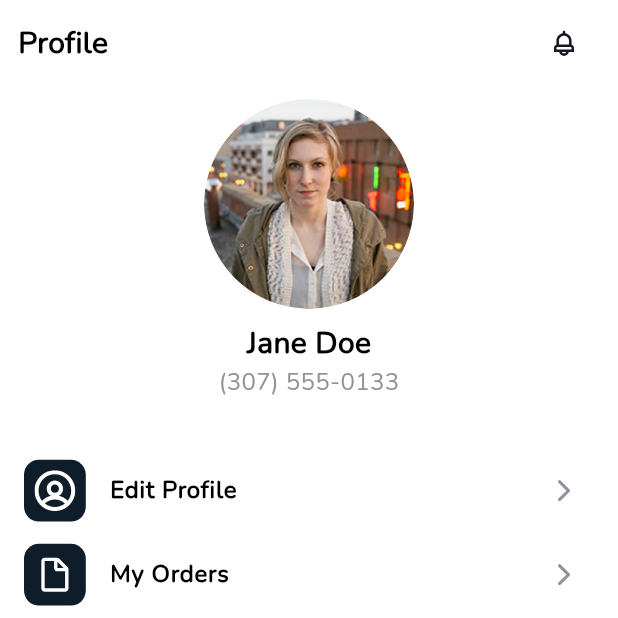
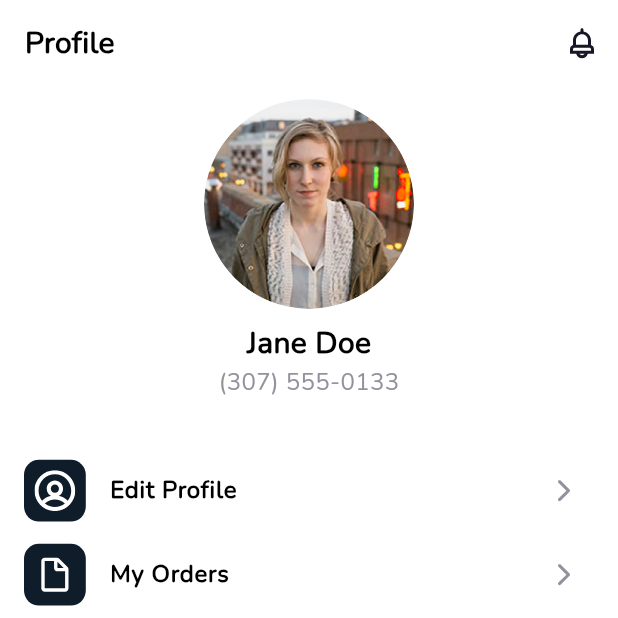
Before and after one commit to ilyosyusuf/organico, a Flutter app: the ProfileView screen opened directly, on a phone screen of 412 x 824 dp, the top half of it. Run offline on Flutter 3.47's test engine with Material 2 defaults, Android fonts, the light colour scheme and no system bars; our stand-ins replace flutter_bloc, flutter_svg, intl_phone_field.

Commit message:
unnecessary appbar widget was deleted, some bugs were fixed

```diff
--- a/lib/screens/authentication/view/pages/forgot_password_view.dart
+++ b/lib/screens/authentication/view/pages/forgot_password_view.dart
@@ -30,9 +30,9 @@ class ForgotPasswordView extends StatelessWidget {
           children: [
             AppBarWidget(
               text: "Forgot Password",
-              onPressed: () {
+                            leading: IconButton(onPressed: (){
                 dataFonction.changeState(SignInState());
-              },
+              }, icon: IconConst.leftarrow),
             ),
             SingleChildScrollView(
               child: Padding(
--- a/lib/screens/authentication/view/pages/phone_verification.dart
+++ b/lib/screens/authentication/view/pages/phone_verification.dart
@@ -30,9 +30,9 @@ class PhoneVerificationView extends StatelessWidget {
           children: [
             AppBarWidget(
               text: "Phone Verification",
-              onPressed: () {
+                            leading: IconButton(onPressed: (){
                 dataFonction.changeState(SignInState());
-              },
+              }, icon: IconConst.leftarrow),
             ),
             SingleChildScrollView(
               child: Padding(
--- a/lib/screens/authentication/view/pages/reset_password_view.dart
+++ b/lib/screens/authentication/view/pages/reset_password_view.dart
@@ -30,9 +30,9 @@ class ResetPasswordView extends StatelessWidget {
           children: [
             AppBarWidget(
               text: "Reset Password",
-              onPressed: () {
+                            leading: IconButton(onPressed: (){
                 dataFunction.changeState(SignInState());
-              },
+              }, icon: IconConst.leftarrow),
             ),
             Expanded(
               child: SingleChildScrollView(
--- a/lib/screens/authentication/view/pages/sign_up_view.dart
+++ b/lib/screens/authentication/view/pages/sign_up_view.dart
@@ -30,9 +30,9 @@ class SignUpView extends StatelessWidget {
           children: [
             AppBarWidget(
               text: "New Registration",
-              onPressed: () {
+              leading: IconButton(onPressed: (){
                 dataFunction.changeState(PhoneVerifyState());
-              },
+              }, icon: IconConst.leftarrow),
             ),
             Expanded(
               child: SingleChildScrollView(
--- a/lib/screens/home/view/mainview/main_view.dart
+++ b/lib/screens/home/view/mainview/main_view.dart
@@ -7,7 +7,7 @@ import 'package:organico/screens/home/state/home_state.dart';
 import 'package:organico/screens/home/view/pages/cart/cart_view.dart';
 import 'package:organico/screens/home/view/pages/explore/explore_view.dart';
 import 'package:organico/screens/home/view/pages/home/home_view.dart';
-import 'package:organico/screens/home/view/pages/profile/profile_view.dart';
+import 'package:organico/screens/home/view/pages/profile/profilemainview/profile_view.dart';
 import 'package:organico/widgets/tabbar/tabbar_widget.dart';
 
 class MainView extends StatelessWidget {
--- a/lib/screens/home/view/pages/cart/cart_view.dart
+++ b/lib/screens/home/view/pages/cart/cart_view.dart
@@ -6,7 +6,7 @@ import 'package:organico/core/constants/pmconst/pm_const.dart';
 import 'package:organico/core/extensions/context_extension.dart';
 import 'package:organico/core/font/font_style.dart';
 import 'package:organico/services/product_data_service.dart';
-import 'package:organico/widgets/apbar/main_app_bar_widget.dart';
+import 'package:organico/widgets/apbar/app_bar_widget.dart';
 import 'package:organico/widgets/buttons/elevated_button.dart';
 
 class CartView extends StatelessWidget {
@@ -19,7 +19,7 @@ class CartView extends StatelessWidget {
       body: SafeArea(
         child: Column(
           children: [
-            const MainAppBarWidget(text: "My Cart"),
+            AppBarWidget(text: "My Cart"),
             SizedBox(height: context.h * 0.04),
             Padding(
               padding: PMconst.small,
--- a/lib/screens/home/view/pages/explore/explore_view.dart
+++ b/lib/screens/home/view/pages/explore/explore_view.dart
@@ -1,10 +1,8 @@
 import 'package:flutter/material.dart';
-import 'package:flutter/src/foundation/key.dart';
-import 'package:flutter/src/widgets/framework.dart';
 import 'package:organico/core/constants/icons/icon_const.dart';
 import 'package:organico/core/extensions/context_extension.dart';
 import 'package:organico/services/product_data_service.dart';
-import 'package:organico/widgets/apbar/main_app_bar_widget.dart';
+import 'package:organico/widgets/apbar/app_bar_widget.dart';
 import 'package:organico/widgets/categorywidget/main_products_category_widget.dart';
 
 class ExploreView extends StatelessWidget {
@@ -17,7 +15,7 @@ class ExploreView extends StatelessWidget {
       body: SafeArea(
         child: Column(
           children: [
-            MainAppBarWidget(text: "Explore", trailing: IconConst.sort),
+            AppBarWidget(text: "Explore", trailing: IconButton(onPressed: (){}, icon: IconConst.sort)),
             Expanded(
               child: Padding(
                 padding: const EdgeInsets.only(right: 18.0, top: 10.0),
--- a/lib/screens/home/view/pages/profile/profile_view.dart
+++ /dev/null
@@ -1,52 +0,0 @@
-import 'package:flutter/material.dart';
-import 'package:flutter/src/foundation/key.dart';
-import 'package:flutter/src/widgets/framework.dart';
-import 'package:flutter_bloc/flutter_bloc.dart';
-import 'package:organico/core/constants/colors/color_const.dart';
-import 'package:organico/core/constants/icons/icon_const.dart';
-import 'package:organico/core/extensions/context_extension.dart';
-import 'package:organico/core/font/font_style.dart';
-import 'package:organico/screens/home/cubit/home_cubit.dart';
-import 'package:organico/widgets/apbar/main_app_bar_widget.dart';
-import 'package:organico/widgets/listtilewidgets/category_list_tile.dart';
-import 'package:organico/widgets/listtilewidgets/coupon_list_tile.dart';
-import 'package:organico/widgets/listtilewidgets/profile_list_tile_widget.dart';
-
-class ProfileView extends StatelessWidget {
-  const ProfileView({Key? key}) : super(key: key);
-
-  @override
-  Widget build(BuildContext context) {
-    var cubitData = context.watch<HomeCubit>();
-    return Scaffold(
-        body: SafeArea(
-      child: Column(
-        children: [
-          MainAppBarWidget(
-            text: "Profile",
-            trailing:
-                IconButton(onPressed: () {}, icon: IconConst.notification),
-          ),
-          SizedBox(height: context.h * 0.01),
-          CircleAvatar(
-            radius: 70,
-            foregroundImage: AssetImage('assets/images/Avatar.png'),
-          ),
-          SizedBox(height: context.h * 0.01),
-          Text("Jane Doe", style: FStyles.headline4sbold),
-          Text("(307) 555-0133", style: FStyles.headline5main),
-          SizedBox(height: context.h * 0.04),
-          Expanded(
-            child: ListView.builder(
-              physics: NeverScrollableScrollPhysics(),
-              itemCount: cubitData.titleList.length,
-              itemBuilder: (context, i){
-              return ProfileListTileWidget(leadingColor: ColorConst.profilemaincolor, title: cubitData.titleList[i], leadingChild: cubitData.profileIconList[i]);
-            })
-          )
-
-        ],
-      ),
-    ));
-  }
-}
--- /dev/null
+++ b/lib/screens/home/view/pages/profile/profilemainview/profile_view.dart
@@ -0,0 +1,48 @@
+import 'package:flutter/material.dart';
+import 'package:flutter_bloc/flutter_bloc.dart';
+import 'package:organico/core/constants/colors/color_const.dart';
+import 'package:organico/core/constants/icons/icon_const.dart';
+import 'package:organico/core/extensions/context_extension.dart';
+import 'package:organico/core/font/font_style.dart';
+import 'package:organico/screens/home/cubit/home_cubit.dart';
+import 'package:organico/widgets/apbar/app_bar_widget.dart';
+import 'package:organico/widgets/listtilewidgets/profile_list_tile_widget.dart';
+
+class ProfileView extends StatelessWidget {
+  const ProfileView({Key? key}) : super(key: key);
+
+  @override
+  Widget build(BuildContext context) {
+    var cubitData = context.watch<HomeCubit>();
+    return Scaffold(
+      body: SafeArea(
+        child: Column(
+          children: [
+            AppBarWidget(text: "Profile", trailing: IconButton(onPressed: (){}, icon: IconConst.notification)),
+            SizedBox(height: context.h * 0.01),
+            const CircleAvatar(
+              radius: 70,
+              foregroundImage: AssetImage('assets/images/Avatar.png'),
+            ),
+            SizedBox(height: context.h * 0.01),
+            const Text("Jane Doe", style: FStyles.headline4sbold),
+            const Text("(307) 555-0133", style: FStyles.headline5main),
+            SizedBox(height: context.h * 0.04),
+            Expanded(
+              child: ListView.builder(
+                physics: const NeverScrollableScrollPhysics(),
+                itemCount: cubitData.titleList.length,
+                itemBuilder: (context, i) {
+                  return ProfileListTileWidget(
+                      leadingColor: ColorConst.profilemaincolor,
+                      title: cubitData.titleList[i],
+                      leadingChild: cubitData.profileIconList[i]);
+                },
+              ),
+            ),
+          ],
+        ),
+      ),
+    );
+  }
+}
--- a/lib/widgets/apbar/app_bar_widget.dart
+++ b/lib/widgets/apbar/app_bar_widget.dart
@@ -4,12 +4,14 @@ import 'package:organico/core/extensions/context_extension.dart';
 import 'package:organico/core/font/font_style.dart';
 
 class AppBarWidget extends StatelessWidget {
-  final VoidCallback onPressed;
   final String text;
+  final Widget leading;
+  final Widget trailing;
   const AppBarWidget({
     Key? key,
-    required this.onPressed,
     required this.text,
+    this.leading = const SizedBox(),
+    this.trailing = const SizedBox(),
   }) : super(key: key);
 
   @override
@@ -18,8 +20,11 @@ class AppBarWidget extends StatelessWidget {
       height: context.h * 0.07,
       child: Row(
         children: [
-          IconButton(onPressed: onPressed, icon: IconConst.leftarrow),
+        leading,
+        SizedBox(width: context.w * 0.04),
           Text(text, style: FStyles.headline4sbold),
+        Spacer(),
+          trailing,
         ],
       ),
     );
--- a/lib/widgets/apbar/main_app_bar_widget.dart
+++ /dev/null
@@ -1,33 +0,0 @@
-import 'package:flutter/material.dart';
-import 'package:organico/core/constants/pmconst/pm_const.dart';
-import 'package:organico/core/extensions/context_extension.dart';
-import 'package:organico/core/font/font_style.dart';
-
-class MainAppBarWidget extends StatelessWidget {
-  final String text;
-  final Widget trailing;
-  const MainAppBarWidget({
-    Key? key,
-    required this.text,
-    this.trailing = const SizedBox(),
-  }) : super(key: key);
-
-  @override
-  Widget build(BuildContext context) {
-    return Container(
-        height: context.h * 0.07,
-        width: context.w,
-        padding: PMconst.small,
-        alignment: Alignment.centerLeft,
-        child: Row(
-          mainAxisAlignment: MainAxisAlignment.spaceBetween,
-          children: [
-            Text(
-              text,
-              style: FStyles.headline3s,
-            ),
-            trailing,
-          ],
-        ));
-  }
-}
```
Also changed, not shown: lib/screens/authentication/view/pages/authorization_view.dart (+8 -4 lines), lib/screens/authentication/view/pages/otac_number_view.dart (+8 -4 lines), lib/screens/home/view/pages/profile/notifications/notification_view.dart (added).
